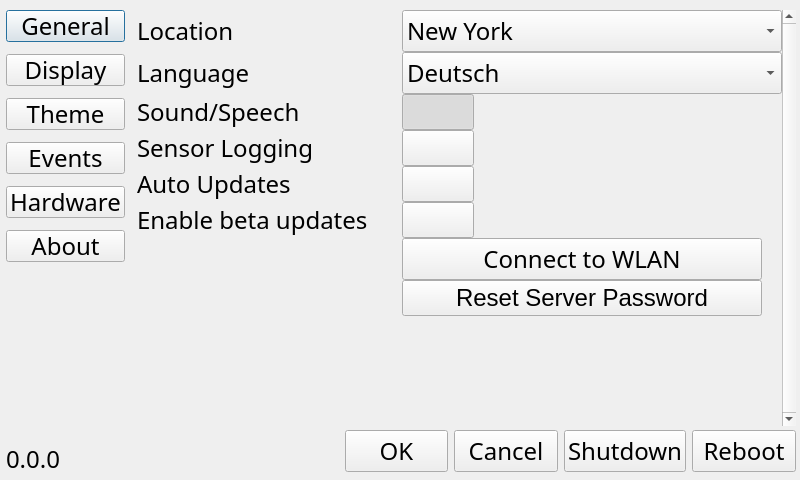
First picture: the form in src/waqd/ui/qt/qt/options.ui, repository goszpeti/weather_air_quality_device, before the edit.
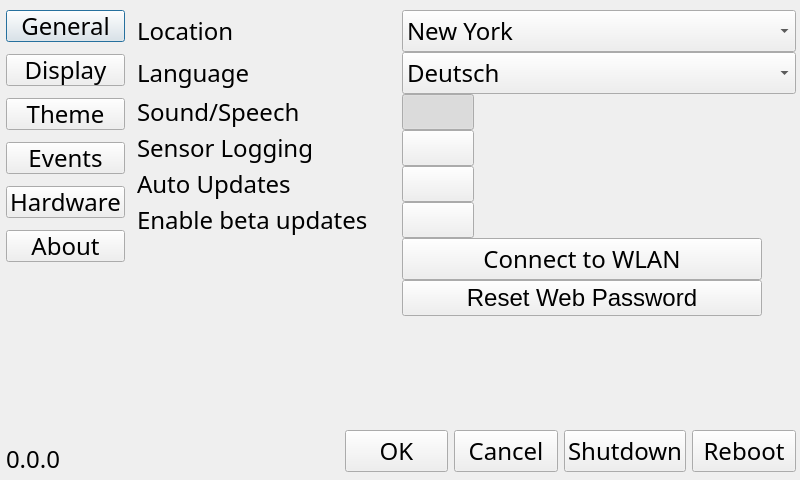
Second picture: the form after the edit. Custom widgets are drawn as their Qt base class.

What changed in the file:
```diff
--- a/src/waqd/ui/qt/qt/options.ui
+++ b/src/waqd/ui/qt/qt/options.ui
@@ -327,7 +327,7 @@
               <enum>QFrame::NoFrame</enum>
              </property>
              <property name="verticalScrollBarPolicy">
-              <enum>Qt::ScrollBarAlwaysOn</enum>
+              <enum>Qt::ScrollBarAlwaysOff</enum>
              </property>
              <property name="horizontalScrollBarPolicy">
               <enum>Qt::ScrollBarAlwaysOff</enum>
@@ -343,7 +343,7 @@
                <rect>
                 <x>0</x>
                 <y>0</y>
-                <width>638</width>
+                <width>655</width>
                 <height>415</height>
                </rect>
               </property>
@@ -662,7 +662,7 @@
                     </size>
                    </property>
                    <property name="text">
-                    <string>Reset Server Password</string>
+                    <string>Reset Web Password</string>
                    </property>
                   </widget>
                  </item>
```
Left out of the diff: 16 changed lines with no effect on the pictures.
